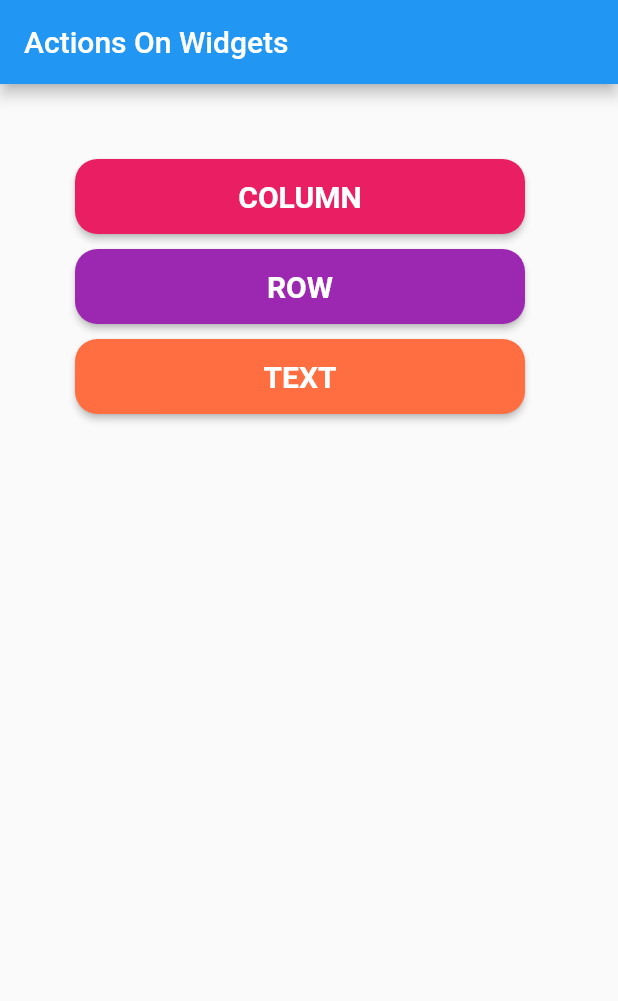
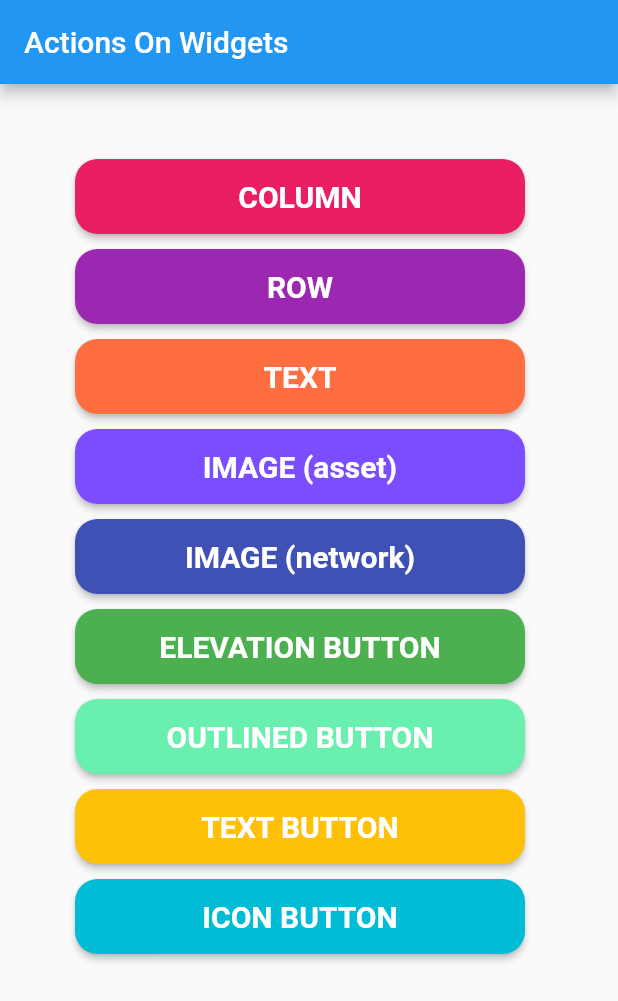
Before and after one commit to xurshidd977977/widget_gallery, a Flutter app: the screen it shows after launch, on a phone screen of 412 x 824 dp. Shown: the top 1001 px of the screen. Run offline on Flutter 3.47's test engine with Material 2 defaults, Android fonts, the phone set to English and light mode, and no system bars.

Commit message:
add widgets(image assets, image network, elevated, outlined, text, icon) to projects

```diff
--- a/lib/homePage.dart
+++ b/lib/homePage.dart
@@ -1,7 +1,12 @@
 import 'package:flutter/material.dart';
 import 'package:widget_gallery/widgets_screen/column.dart';
+import 'package:widget_gallery/widgets_screen/elevationButton.dart';
+import 'package:widget_gallery/widgets_screen/iconButton.dart';
+import 'package:widget_gallery/widgets_screen/image.dart';
+import 'package:widget_gallery/widgets_screen/outlinedButton.dart';
 import 'package:widget_gallery/widgets_screen/text.dart';
 import 'package:widget_gallery/widgets_screen/row.dart';
+import 'package:widget_gallery/widgets_screen/textButton.dart';
 
 class HomePage extends StatelessWidget {
   const HomePage({Key? key}) : super(key: key);
@@ -14,24 +19,24 @@ class HomePage extends StatelessWidget {
       ),
       body: Container(
         margin: const EdgeInsets.all(50),
-        child: Column(
-            // mainAxisAlignment: MainAxisAlignment.center,
-            children: [
+        child: Column(children: [
           SizedBox(
             width: 300,
             height: 50,
             child: ElevatedButton(
               onPressed: () {
-                    Navigator.push(context,
-                        MaterialPageRoute(builder: (context) => const ColumnPage()));
+                Navigator.push(
+                    context,
+                    MaterialPageRoute(
+                        builder: (context) => const ColumnPage()));
               },
               style: ElevatedButton.styleFrom(
                   primary: Colors.pink,
                   shape: RoundedRectangleBorder(
                     borderRadius: BorderRadius.circular(15),
                   ),
-                      textStyle:
-                          const TextStyle(fontSize: 20, fontWeight: FontWeight.bold)),
+                  textStyle: const TextStyle(
+                      fontSize: 20, fontWeight: FontWeight.bold)),
               child: const Text("COLUMN"),
             ),
           ),
@@ -46,13 +51,12 @@ class HomePage extends StatelessWidget {
               },
               style: ElevatedButton.styleFrom(
                   primary: Colors.purple,
-                      shape: RoundedRectangleBorder(borderRadius: BorderRadius.circular(15),),
+                  shape: RoundedRectangleBorder(
+                    borderRadius: BorderRadius.circular(15),
+                  ),
                   textStyle: const TextStyle(
-                          fontSize: 20,
-                          fontWeight: FontWeight.bold)),
-                  child: const Text(
-                    "ROW"
-                  ),
+                      fontSize: 20, fontWeight: FontWeight.bold)),
+              child: const Text("ROW"),
             ),
           ),
           const SizedBox(height: 10),
@@ -66,13 +70,128 @@ class HomePage extends StatelessWidget {
               },
               style: ElevatedButton.styleFrom(
                   primary: Colors.deepOrangeAccent,
-                      shape: RoundedRectangleBorder(borderRadius: BorderRadius.circular(15),),
+                  shape: RoundedRectangleBorder(
+                    borderRadius: BorderRadius.circular(15),
+                  ),
                   textStyle: const TextStyle(
-                          fontSize: 20,
-                          fontWeight: FontWeight.bold)),
-                  child: const Text(
-                    "TEXT"
+                      fontSize: 20, fontWeight: FontWeight.bold)),
+              child: const Text("TEXT"),
             ),
+          ),
+          const SizedBox(height: 10),
+          SizedBox(
+            width: 300,
+            height: 50,
+            child: ElevatedButton(
+              onPressed: () {
+                Navigator.push(context,
+                    MaterialPageRoute(builder: (context) => ImagePage()));
+              },
+              style: ElevatedButton.styleFrom(
+                  primary: Colors.deepPurpleAccent,
+                  shape: RoundedRectangleBorder(
+                    borderRadius: BorderRadius.circular(15),
+                  ),
+                  textStyle: const TextStyle(
+                      fontSize: 20, fontWeight: FontWeight.bold)),
+              child: const Text("IMAGE (asset)"),
+            ),
+          ),
+          const SizedBox(height: 10),
+          SizedBox(
+            width: 300,
+            height: 50,
+            child: ElevatedButton(
+              onPressed: () {
+                Navigator.push(
+                    context,
+                    MaterialPageRoute(
+                        builder: (context) => ImageNetworkPage()));
+              },
+              style: ElevatedButton.styleFrom(
+                  primary: Colors.indigo,
+                  shape: RoundedRectangleBorder(
+                    borderRadius: BorderRadius.circular(15),
+                  ),
+                  textStyle: const TextStyle(
+                      fontSize: 20, fontWeight: FontWeight.bold)),
+              child: const Text("IMAGE (network)"),
+            ),
+          ),
+          const SizedBox(height: 10),
+          SizedBox(
+            width: 300,
+            height: 50,
+            child: ElevatedButton(
+              onPressed: () {
+                Navigator.push(context,
+                    MaterialPageRoute(builder: (context) => ElButton()));
+              },
+              style: ElevatedButton.styleFrom(
+                  primary: Colors.green,
+                  shape: RoundedRectangleBorder(
+                    borderRadius: BorderRadius.circular(15),
+                  ),
+                  textStyle: const TextStyle(
+                      fontSize: 20, fontWeight: FontWeight.bold)),
+              child: const Text("ELEVATION BUTTON"),
+            ),
+          ),
+          const SizedBox(height: 10),
+          SizedBox(
+            width: 300,
+            height: 50,
+            child: ElevatedButton(
+              onPressed: () {
+                Navigator.push(context,
+                    MaterialPageRoute(builder: (context) => const OutButton()));
+              },
+              style: ElevatedButton.styleFrom(
+                  primary: Colors.greenAccent,
+                  shape: RoundedRectangleBorder(
+                    borderRadius: BorderRadius.circular(15),
+                  ),
+                  textStyle: const TextStyle(
+                      fontSize: 20, fontWeight: FontWeight.bold)),
+              child: const Text("OUTLINED BUTTON"),
+            ),
+          ),
+          const SizedBox(height: 10),
+          SizedBox(
+            width: 300,
+            height: 50,
+            child: ElevatedButton(
+              onPressed: () {
+                Navigator.push(context,
+                    MaterialPageRoute(builder: (context) => TexButton()));
+              },
+              style: ElevatedButton.styleFrom(
+                  primary: Colors.amber,
+                  shape: RoundedRectangleBorder(
+                    borderRadius: BorderRadius.circular(15),
+                  ),
+                  textStyle: const TextStyle(
+                      fontSize: 20, fontWeight: FontWeight.bold)),
+              child: const Text("TEXT BUTTON"),
+            ),
+          ),
+          const SizedBox(height: 10),
+          SizedBox(
+            width: 300,
+            height: 50,
+            child: ElevatedButton(
+              onPressed: () {
+                Navigator.push(context,
+                    MaterialPageRoute(builder: (context) => IcButton()));
+              },
+              style: ElevatedButton.styleFrom(
+                  primary: Colors.cyan,
+                  shape: RoundedRectangleBorder(
+                    borderRadius: BorderRadius.circular(15),
+                  ),
+                  textStyle: const TextStyle(
+                      fontSize: 20, fontWeight: FontWeight.bold)),
+              child: const Text("ICON BUTTON"),
             ),
           ),
         ]),
--- a/pubspec.yaml
+++ b/pubspec.yaml
@@ -60,8 +60,8 @@ flutter:
   uses-material-design: true
 
   # To add assets to your application, add an assets section, like this:
-  # assets:
-  #   - images/a_dot_burr.jpeg
+  assets:
+      - assets/
   #   - images/a_dot_ham.jpeg
 
   # An image asset can refer to one or more resolution-specific "variants", see
```
Also changed, not shown: lib/widgets_screen/elevationButton.dart (added, +37 -0 lines), lib/widgets_screen/iconButton.dart (added, +30 -0 lines), lib/widgets_screen/image.dart (added, +78 -0 lines), lib/widgets_screen/outlinedButton.dart (added, +45 -0 lines), lib/widgets_screen/textButton.dart (added, +39 -0 lines), assets/f.jpg (added), assets/f2.png (added), assets/f3.png (added). Lines whose indentation alone changed are shown as unchanged.
